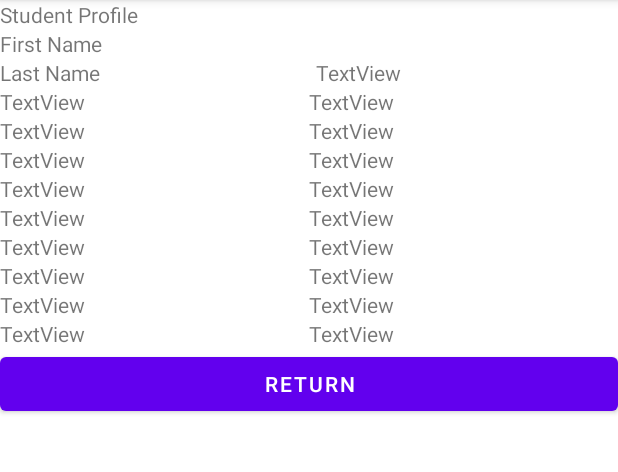
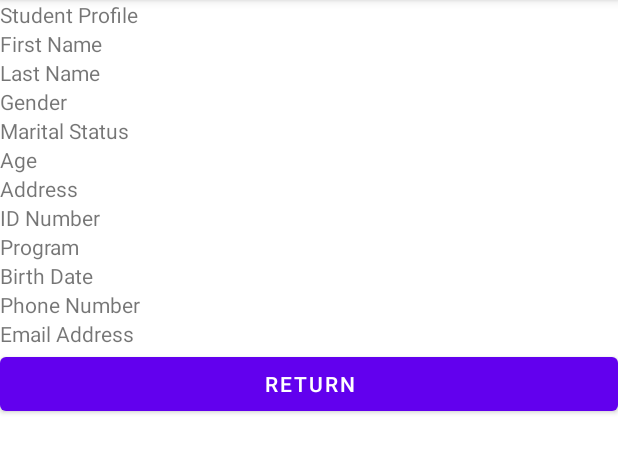
Before and after one commit to Maggins08/AndroidProjectCollection, an Android app: the PassingIntentsExercise2 screen opened directly, with no data from a screen before it, on a phone screen of 412 x 824 dp, the part 84-556 px from its top. Run offline under Robolectric (Android 15) with nearby library versions, the phone set to English and light mode, and no system bars.

Commit message:
1st Commit

```diff
--- a/AndroidProjectCollection/app/src/main/java/com/example/androidprojectcollection/MainActivity.java
+++ b/AndroidProjectCollection/app/src/main/java/com/example/androidprojectcollection/MainActivity.java
@@ -11,7 +11,7 @@ import android.widget.Button;
 
 public class MainActivity extends AppCompatActivity {
 
-    Button btn1, btn2, btn3;
+    Button btn1, btn2, btn3, btnPI;
 
     @Override
     protected void onCreate(Bundle savedInstanceState) {
@@ -53,5 +53,17 @@ public class MainActivity extends AppCompatActivity {
                 startActivity(intent3);
             }
         });
+        btnPI = findViewById(R.id.btnPassingIntents);
+        btnPI.setOnClickListener(new View.OnClickListener() {
+            @Override
+            public void onClick(View view) {
+                Intent intentPI = new Intent(
+                        MainActivity.this,
+                        PassingIntentsExercise.class
+                );
+                startActivity(intentPI);
+            }
+        });
+
     }
 }
--- a/AndroidProjectCollection/app/src/main/java/com/example/androidprojectcollection/PassingIntentsExercise.java
+++ b/AndroidProjectCollection/app/src/main/java/com/example/androidprojectcollection/PassingIntentsExercise.java
@@ -5,15 +5,18 @@ import androidx.appcompat.app.AppCompatActivity;
 import android.content.Intent;
 import android.os.Bundle;
 import android.view.View;
+import android.widget.Button;
 import android.widget.RadioButton;
+import android.widget.RadioGroup;
 import android.widget.TextView;
 
 public class PassingIntentsExercise extends AppCompatActivity {
-
+    Button btnPI,btnPIClear;
     TextView eFName, eLName, eAge,eAdd,eIDNum,eProg,eBDate,eNum,eMail;
     RadioButton rMale,rFem,rOth,rSingle,rMarried,rDivorced,rWidowed;
+    RadioGroup rGroup,rGroupp;
 
-    public void onClick(View v){
+    public void init(){
         eFName = findViewById(R.id.etxtFName);
         eLName = findViewById(R.id.etxtLName);
         eAge = findViewById(R.id.etxtAge);
@@ -30,8 +33,15 @@ public class PassingIntentsExercise extends AppCompatActivity {
         rMarried = findViewById(R.id.radMarried);
         rDivorced = findViewById(R.id.radDivorced);
         rWidowed = findViewById(R.id.radWidowed);
+        rGroup = findViewById(R.id.rImnida);
+        rGroupp = findViewById(R.id.rAnnyeong);
+    }
+    public void setData(){
 
-
+        btnPI = findViewById(R.id.btnPISubmit);
+        btnPI.setOnClickListener(new View.OnClickListener() {
+            @Override
+            public void onClick(View view) {
                 String fName = eFName.getText().toString();
                 String lName = eLName.getText().toString();
 
@@ -64,7 +74,6 @@ public class PassingIntentsExercise extends AppCompatActivity {
                 String bDate = eBDate.getText().toString();
                 String pNumber = eNum.getText().toString();
                 String emailAdd = eMail.getText().toString();
-
                 Intent intent = new Intent (PassingIntentsExercise.this,PassingIntentsExercise2.class);
                 intent.putExtra("fname_key",fName);
                 intent.putExtra("lname_key",lName);
@@ -80,10 +89,31 @@ public class PassingIntentsExercise extends AppCompatActivity {
 
                 startActivity(intent);
             }
+        });
+        btnPIClear = findViewById(R.id.btnPIClear);
+        btnPIClear.setOnClickListener(new View.OnClickListener() {
+            @Override
+            public void onClick(View view) {
+                eFName.setText("");
+                eLName.setText("");
+                eAge.setText("");
+                eAdd.setText("");
+                eProg.setText("");
+                eIDNum.setText("");
+                eBDate.setText("");
+                eNum.setText("");
+                eMail.setText("");
+                rGroup.clearCheck();
+                rGroupp.clearCheck();
+            }
+        });
+    }
 
     @Override
     protected void onCreate(Bundle savedInstanceState) {
         super.onCreate(savedInstanceState);
         setContentView(R.layout.activity_passing_intents_exercise);
+        init();
+        setData();
     }
 }
--- a/AndroidProjectCollection/app/src/main/java/com/example/androidprojectcollection/PassingIntentsExercise2.java
+++ b/AndroidProjectCollection/app/src/main/java/com/example/androidprojectcollection/PassingIntentsExercise2.java
@@ -2,13 +2,78 @@ package com.example.androidprojectcollection;
 
 import androidx.appcompat.app.AppCompatActivity;
 
+import android.content.Intent;
 import android.os.Bundle;
+import android.view.View;
+import android.widget.Button;
+import android.widget.TextView;
+
+import java.net.IDN;
 
 public class PassingIntentsExercise2 extends AppCompatActivity {
+
+    Button btnReturn, btnClear;
+    TextView tFname, tGender, tPnum, tLname, tBdate, tEmail, tMaritalStatus,tAge, tAddress,tIDNum, tProg;
 
     @Override
     protected void onCreate(Bundle savedInstanceState) {
         super.onCreate(savedInstanceState);
         setContentView(R.layout.activity_passing_intents_exercise2);
+        init();
+        data();
+
+        btnReturn = findViewById(R.id.btnPIReturn);
+        btnReturn.setOnClickListener(new View.OnClickListener() {
+            @Override
+            public void onClick(View view) {
+                Intent intent = new Intent(
+                        PassingIntentsExercise2.this,
+                        PassingIntentsExercise.class);
+                startActivity(intent);
+            }
+        });
+
+    }
+
+    public void init(){
+        tFname = findViewById(R.id.textView15);
+        tLname = findViewById(R.id.textView17);
+        tGender = findViewById(R.id.textView19);
+        tMaritalStatus = findViewById(R.id.textView21);
+        tAge = findViewById(R.id.textView23);
+        tAddress = findViewById(R.id.textView25);
+        tIDNum = findViewById(R.id.textView27);
+        tProg = findViewById(R.id.textView29);
+        tBdate = findViewById(R.id.textView31);
+        tPnum = findViewById(R.id.textView33);
+        tEmail = findViewById(R.id.textView35);
+    }
+
+    public void data(){
+        Intent intent = getIntent();
+
+        String fname = intent.getStringExtra("fname_key");
+        String lname = intent.getStringExtra("lname_key");
+        String gender = intent.getStringExtra("gender_key");
+        String Marital = intent.getStringExtra("marital_key");
+        String age = intent.getStringExtra("age_key");
+        String add = intent.getStringExtra("address_key");
+        String IDNum = intent.getStringExtra("idNum_key");
+        String prog = intent.getStringExtra("prog_key");
+        String bDate = intent.getStringExtra("bdate_key");
+        String pNum = intent.getStringExtra("pnum_key");
+        String eAdd = intent.getStringExtra("eadd_key");
+
+        tFname.setText(fname);
+        tLname.setText(lname);
+        tGender.setText(gender);
+        tMaritalStatus.setText(Marital);
+        tAge.setText(age);
+        tAddress.setText(add);
+        tIDNum.setText(IDNum);
+        tProg.setText(prog);
+        tBdate.setText(bDate);
+        tPnum.setText(pNum);
+        tEmail.setText(eAdd);
     }
 }
--- a/AndroidProjectCollection/app/src/main/res/layout/activity_passing_intents_exercise.xml
+++ b/AndroidProjectCollection/app/src/main/res/layout/activity_passing_intents_exercise.xml
@@ -55,6 +55,7 @@
             android:text="Gender" />
 
         <RadioGroup
+            android:id="@+id/rAnnyeong"
             android:layout_width="wrap_content"
             android:layout_height="wrap_content"
             android:orientation="horizontal">
@@ -86,6 +87,7 @@
             android:text="Marital Status" />
 
         <RadioGroup
+            android:id="@+id/rImnida"
             android:layout_width="match_parent"
             android:layout_height="wrap_content"
             android:orientation="horizontal">
@@ -280,7 +282,7 @@
                 android:text="Clear" />
 
             <Button
-                android:id="@+id/btnPLSubmit"
+                android:id="@+id/btnPISubmit"
                 android:layout_width="wrap_content"
                 android:layout_height="wrap_content"
                 android:layout_weight="1"
--- a/AndroidProjectCollection/app/src/main/res/layout/activity_passing_intents_exercise2.xml
+++ b/AndroidProjectCollection/app/src/main/res/layout/activity_passing_intents_exercise2.xml
@@ -24,14 +24,14 @@
 
             <TextView
                 android:id="@+id/txtFirstNamePI2"
-                android:layout_width="wrap_content"
+                android:layout_width="match_parent"
                 android:layout_height="wrap_content"
                 android:layout_weight="1"
                 android:text="First Name" />
 
             <TextView
                 android:id="@+id/textView15"
-                android:layout_width="wrap_content"
+                android:layout_width="match_parent"
                 android:layout_height="wrap_content"
                 android:layout_weight="1" />
         </LinearLayout>
@@ -43,14 +43,14 @@
 
             <TextView
                 android:id="@+id/txtLastNamePI2"
-                android:layout_width="wrap_content"
+                android:layout_width="match_parent"
                 android:layout_height="wrap_content"
                 android:layout_weight="1"
                 android:text="Last Name" />
 
             <TextView
                 android:id="@+id/textView17"
-                android:layout_width="wrap_content"
+                android:layout_width="match_parent"
                 android:layout_height="wrap_content"
                 android:layout_weight="1"
                 android:text="TextView" />
@@ -62,15 +62,15 @@
             android:orientation="horizontal">
 
             <TextView
-                android:id="@+id/textView18"
-                android:layout_width="wrap_content"
+                android:id="@+id/txtGenderPI2"
+                android:layout_width="match_parent"
                 android:layout_height="wrap_content"
                 android:layout_weight="1"
-                android:text="TextView" />
+                android:text="Gender" />
 
             <TextView
                 android:id="@+id/textView19"
-                android:layout_width="wrap_content"
+                android:layout_width="match_parent"
                 android:layout_height="wrap_content"
                 android:layout_weight="1"
                 android:text="TextView" />
@@ -82,15 +82,15 @@
             android:orientation="horizontal">
 
             <TextView
-                android:id="@+id/textView20"
-                android:layout_width="wrap_content"
+                android:id="@+id/txtMaritalPI2"
+                android:layout_width="match_parent"
                 android:layout_height="wrap_content"
                 android:layout_weight="1"
-                android:text="TextView" />
+                android:text="Marital Status" />
 
             <TextView
                 android:id="@+id/textView21"
-                android:layout_width="wrap_content"
+                android:layout_width="match_parent"
                 android:layout_height="wrap_content"
                 android:layout_weight="1"
                 android:text="TextView" />
@@ -102,15 +102,15 @@
             android:orientation="horizontal">
 
             <TextView
-                android:id="@+id/textView22"
-                android:layout_width="wrap_content"
+                android:id="@+id/txtAgePI2"
+                android:layout_width="match_parent"
                 android:layout_height="wrap_content"
                 android:layout_weight="1"
-                android:text="TextView" />
+                android:text="Age" />
 
             <TextView
                 android:id="@+id/textView23"
-                android:layout_width="wrap_content"
+                android:layout_width="match_parent"
                 android:layout_height="wrap_content"
                 android:layout_weight="1"
                 android:text="TextView" />
@@ -122,15 +122,15 @@
             android:orientation="horizontal">
 
             <TextView
-                android:id="@+id/textView24"
-                android:layout_width="wrap_content"
+                android:id="@+id/txtAddressPI2"
+                android:layout_width="match_parent"
                 android:layout_height="wrap_content"
                 android:layout_weight="1"
-                android:text="TextView" />
+                android:text="Address" />
 
             <TextView
                 android:id="@+id/textView25"
-                android:layout_width="wrap_content"
+                android:layout_width="match_parent"
                 android:layout_height="wrap_content"
                 android:layout_weight="1"
                 android:text="TextView" />
@@ -142,15 +142,15 @@
             android:orientation="horizontal">
 
             <TextView
-                android:id="@+id/textView26"
-                android:layout_width="wrap_content"
+                android:id="@+id/txtIDNumPI2"
+                android:layout_width="match_parent"
                 android:layout_height="wrap_content"
                 android:layout_weight="1"
-                android:text="TextView" />
+                android:text="ID Number" />
 
             <TextView
                 android:id="@+id/textView27"
-                android:layout_width="wrap_content"
+                android:layout_width="match_parent"
                 android:layout_height="wrap_content"
                 android:layout_weight="1"
                 android:text="TextView" />
@@ -162,15 +162,15 @@
             android:orientation="horizontal">
 
             <TextView
-                android:id="@+id/textView28"
-                android:layout_width="wrap_content"
+                android:id="@+id/txtProgPI2"
+                android:layout_width="match_parent"
                 android:layout_height="wrap_content"
                 android:layout_weight="1"
-                android:text="TextView" />
+                android:text="Program" />
 
             <TextView
                 android:id="@+id/textView29"
-                android:layout_width="wrap_content"
+                android:layout_width="match_parent"
                 android:layout_height="wrap_content"
                 android:layout_weight="1"
                 android:text="TextView" />
@@ -182,15 +182,15 @@
             android:orientation="horizontal">
 
             <TextView
-                android:id="@+id/textView30"
-                android:layout_width="wrap_content"
+                android:id="@+id/txtBDatePI2"
+                android:layout_width="match_parent"
                 android:layout_height="wrap_content"
                 android:layout_weight="1"
-                android:text="TextView" />
+                android:text="Birth Date" />
 
             <TextView
                 android:id="@+id/textView31"
-                android:layout_width="wrap_content"
+                android:layout_width="match_parent"
                 android:layout_height="wrap_content"
                 android:layout_weight="1"
                 android:text="TextView" />
@@ -202,15 +202,15 @@
             android:orientation="horizontal">
 
             <TextView
-                android:id="@+id/textView32"
-                android:layout_width="wrap_content"
+                android:id="@+id/txtPhoneNumPI2"
+                android:layout_width="match_parent"
                 android:layout_height="wrap_content"
                 android:layout_weight="1"
-                android:text="TextView" />
+                android:text="Phone Number" />
 
             <TextView
                 android:id="@+id/textView33"
-                android:layout_width="wrap_content"
+                android:layout_width="match_parent"
                 android:layout_height="wrap_content"
                 android:layout_weight="1"
                 android:text="TextView" />
@@ -222,15 +222,15 @@
             android:orientation="horizontal">
 
             <TextView
-                android:id="@+id/textView34"
-                android:layout_width="wrap_content"
+                android:id="@+id/txtEAddressPI2"
+                android:layout_width="match_parent"
                 android:layout_height="wrap_content"
                 android:layout_weight="1"
-                android:text="TextView" />
+                android:text="Email Address" />
 
             <TextView
                 android:id="@+id/textView35"
-                android:layout_width="wrap_content"
+                android:layout_width="match_parent"
                 android:layout_height="wrap_content"
                 android:layout_weight="1"
                 android:text="TextView" />
```
Lines whose indentation alone changed are shown as unchanged.
